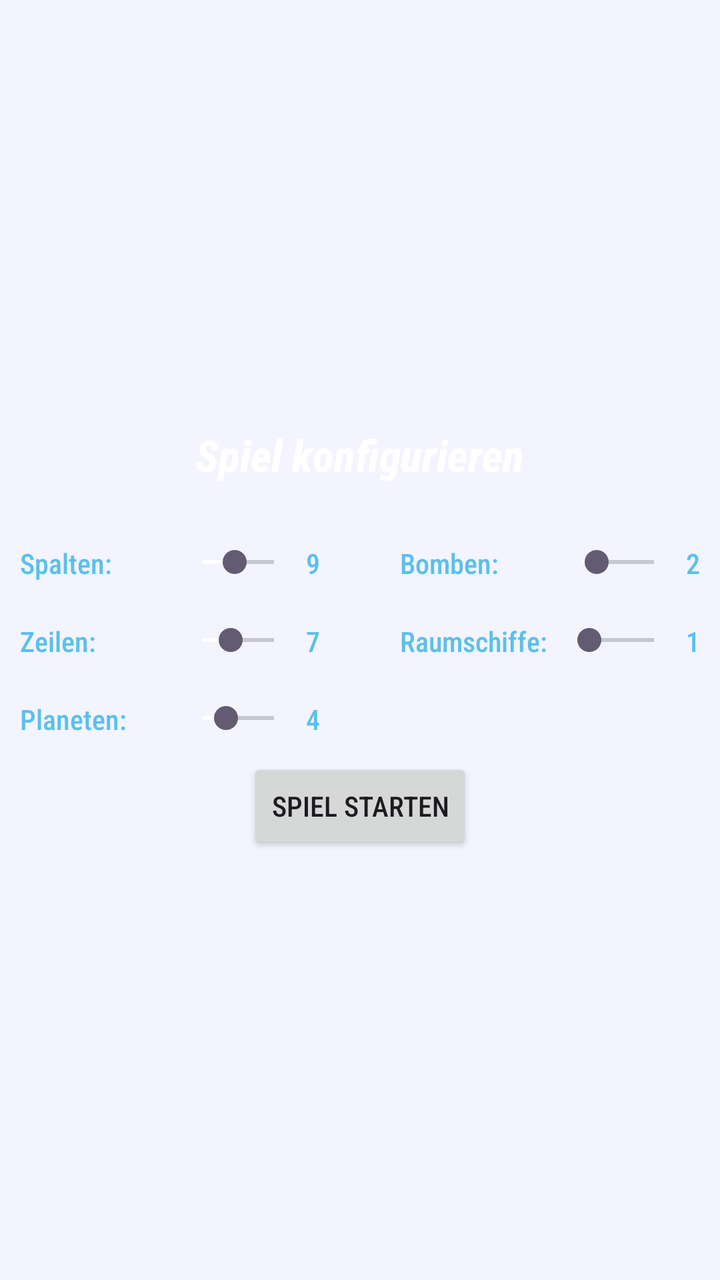
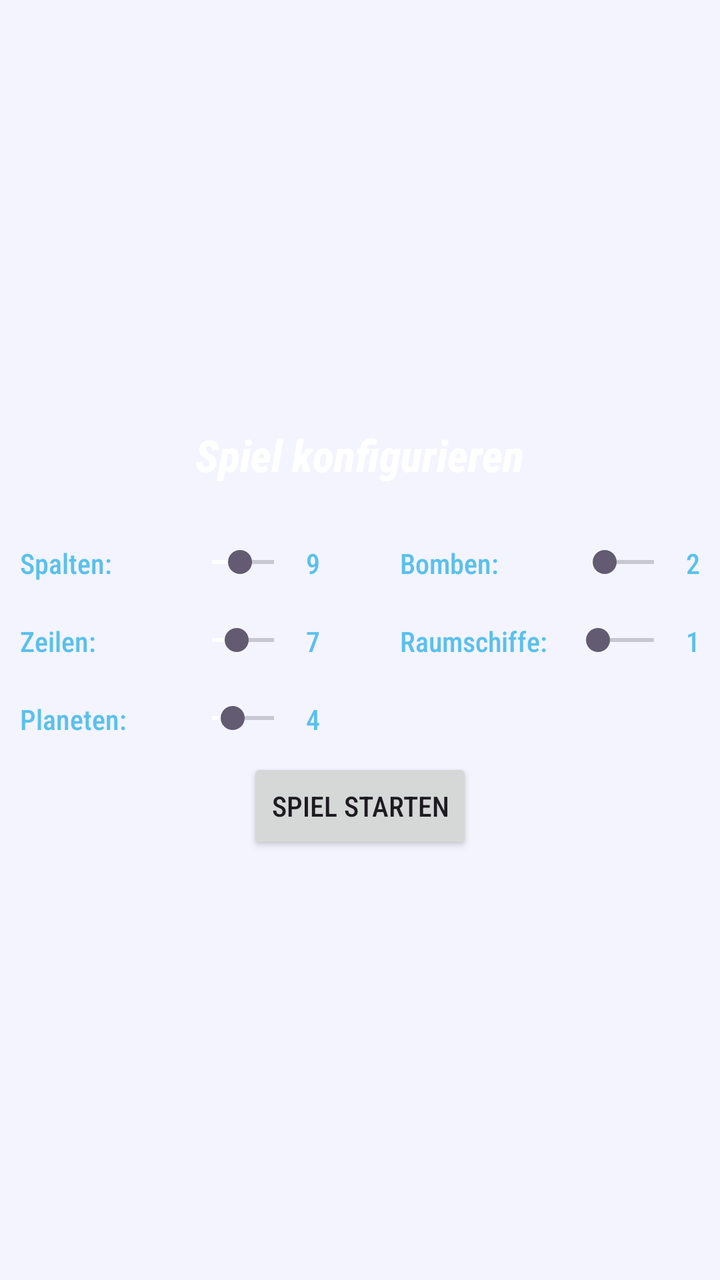

Before-and-after screenshots of an Android layout around one commit, followed by the original layout XML and the change that was made.
<!-- AndroidManifest.xml: application theme Theme.Galactica -->
<!-- res/layout/view_multiplayer_lobby_host.xml -->
<?xml version="1.0" encoding="utf-8"?>
<LinearLayout xmlns:android="http://schemas.android.com/apk/res/android"
    android:layout_width="wrap_content"
    android:layout_height="wrap_content"
    android:layout_marginEnd="20dp"
    android:background="@color/transparent_space_glow"
    android:gravity="center"
    android:minWidth="500dp"
    android:orientation="vertical"
    android:padding="10dp">

        <TextView
            android:id="@+id/testConnectionText"
            android:layout_width="wrap_content"
            android:layout_height="wrap_content"
            android:fontFamily="sans-serif-condensed-medium"
            android:text="Spiel konfigurieren"
            android:textAppearance="@style/TextAppearance.AppCompat.Large"
            android:textColor="@color/white"
            android:textStyle="bold|italic" />

        <Space
            android:layout_width="match_parent"
            android:layout_height="20dp" />

        <LinearLayout
            android:layout_width="match_parent"
            android:layout_height="wrap_content"
            android:layout_gravity="top"
            android:orientation="horizontal">

            <LinearLayout
                android:layout_width="wrap_content"
                android:layout_height="wrap_content"
                android:layout_weight="1"
                android:orientation="vertical">

                <LinearLayout
                    android:layout_width="match_parent"
                    android:layout_height="wrap_content"
                    android:layout_marginVertical="10dp"
                    android:orientation="horizontal">

                    <TextView
                        android:layout_width="75dp"
                        android:layout_height="wrap_content"
                        android:text="Spalten:"
                        android:textColor="@color/space_glow" />

                    <SeekBar
                        android:id="@+id/seek_cols"
                        android:layout_width="0dp"
                        android:layout_height="wrap_content"
                        android:layout_weight="1"
                        android:max="15"
                        android:min="4"
                        android:minWidth="80dp"
                        android:progress="9"
                        android:progressTint="#FFFFFF" />

                    <TextView
                        android:id="@+id/cols_text"
                        android:layout_width="wrap_content"
                        android:layout_height="wrap_content"
                        android:text="9"
                        android:textColor="@color/space_glow" />
                </LinearLayout>

                <LinearLayout
                    android:layout_width="match_parent"
                    android:layout_height="wrap_content"
                    android:layout_marginVertical="10dp"
                    android:orientation="horizontal">

                    <TextView
                        android:layout_width="75dp"
                        android:layout_height="wrap_content"
                        android:text="Zeilen:"
                        android:textColor="@color/space_glow" />

                    <SeekBar
                        android:id="@+id/seek_rows"
                        android:layout_width="0dp"
                        android:layout_height="wrap_content"
                        android:layout_weight="1"
                        android:max="13"
                        android:min="3"
                        android:minWidth="80dp"
                        android:progress="7"
                        android:progressTint="#FFFFFF" />

                    <TextView
                        android:id="@+id/rows_text"
                        android:layout_width="wrap_content"
                        android:layout_height="wrap_content"
                        android:text="7"
                        android:textColor="@color/space_glow" />
                </LinearLayout>

                <LinearLayout
                    android:layout_width="match_parent"
                    android:layout_height="wrap_content"
                    android:layout_marginVertical="10dp"
                    android:orientation="horizontal">

                    <TextView
                        android:layout_width="75dp"
                        android:layout_height="wrap_content"
                        android:text="Planeten:"
                        android:textColor="@color/space_glow" />

                    <SeekBar
                        android:id="@+id/seek_planets"
                        android:layout_width="0dp"
                        android:layout_height="wrap_content"
                        android:layout_weight="1"
                        android:max="10"
                        android:min="1"
                        android:minWidth="80dp"
                        android:progress="4"
                        android:progressTint="#FFFFFF" />

                    <TextView
                        android:id="@+id/my_planets"
                        android:layout_width="wrap_content"
                        android:layout_height="wrap_content"
                        android:text="4"
                        android:textColor="@color/space_glow" />
                </LinearLayout>

            </LinearLayout>

            <Space
                android:layout_width="40dp"
                android:layout_height="wrap_content">
            </Space>

            <LinearLayout
                android:layout_width="wrap_content"
                android:layout_height="wrap_content"
                android:layout_weight="1"
                android:orientation="vertical">

                <LinearLayout
                    android:layout_width="match_parent"
                    android:layout_height="wrap_content"
                    android:layout_marginVertical="10dp"
                    android:orientation="horizontal">

                    <TextView
                        android:layout_width="75dp"
                        android:layout_height="wrap_content"
                        android:text="Bomben:"
                        android:textColor="@color/space_glow" />

                    <SeekBar
                        android:id="@+id/seek_bombs"
                        android:layout_width="0dp"
                        android:layout_height="wrap_content"
                        android:layout_weight="1"
                        android:max="10"
                        android:min="0"
                        android:minWidth="80dp"
                        android:progress="2"
                        android:progressTint="#FFFFFF" />

                    <TextView
                        android:id="@+id/bombs_text"
                        android:layout_width="wrap_content"
                        android:layout_height="wrap_content"
                        android:text="2"
                        android:textColor="@color/space_glow" />
                </LinearLayout>

                <LinearLayout
                    android:layout_width="match_parent"
                    android:layout_height="wrap_content"
                    android:layout_marginVertical="10dp"
                    android:orientation="horizontal">

                    <TextView
                        android:layout_width="75dp"
                        android:layout_height="wrap_content"
                        android:text="Raumschiffe:"
                        android:textColor="@color/space_glow" />

                    <SeekBar
                        android:id="@+id/seek_rocketships"
                        android:layout_width="0dp"
                        android:layout_height="wrap_content"
                        android:layout_weight="1"
                        android:max="10"
                        android:min="0"
                        android:minWidth="80dp"
                        android:progress="1"
                        android:progressTint="#FFFFFF" />

                    <TextView
                        android:id="@+id/rocketships_text"
                        android:layout_width="wrap_content"
                        android:layout_height="wrap_content"
                        android:text="1"
                        android:textColor="@color/space_glow" />
                </LinearLayout>

            </LinearLayout>
        </LinearLayout>
    <Button
        android:id="@+id/start_host_lobby_button"
        style="@android:style/Widget.Material.Button"
        android:layout_width="wrap_content"
        android:layout_height="wrap_content"
        android:text="Spiel STARTEN" />
</LinearLayout>
<!-- resources referenced by this layout -->
<resources>
  <color name="space_glow">#5BC0EB</color>
  <color name="transparent_space_glow">#1A97D6F0</color>
  <color name="white">#FFFFFFFF</color>
  <style name="Theme.Galactica" parent="Base.Theme.Galactica" />
  <style name="Base.Theme.Galactica" parent="Theme.Material3.Light.NoActionBar">
          <item name="android:forceDarkAllowed">false</item>
          
          <item name="materialButtonStyle">@style/GalacticaButton</item>
  
          
          <item name="materialButtonOutlinedStyle">@style/GalacticaButton.Outlined</item>
  
          
          <item name="textAppearanceBodyLarge">@style/TextAppearance.Galactica.Body</item>
          <item name="fontFamily">sans-serif-condensed-medium</item>
  
          
      </style>
  <style name="GalacticaButton" parent="Widget.Material3.Button">
          <item name="backgroundTint">@color/space_glow</item>
          <item name="android:textColor">@color/white</item>
          <item name="cornerRadius">8dp</item>
          <item name="android:textStyle">bold</item>
          
          <item name="android:minHeight">52dp</item>
          <item name="android:insetTop">2dp</item>
          <item name="android:insetBottom">2dp</item>
          <item name="android:insetLeft">2dp</item>
          <item name="android:insetRight">2dp</item>
          <item name="android:letterSpacing">0.03</item>
      </style>
  <style name="GalacticaButton.Outlined" parent="Widget.Material3.Button.OutlinedButton">
          <item name="strokeColor">@color/space_glow</item>
          <item name="strokeWidth">2dp</item>
          <item name="cornerRadius">2dp</item>
          <item name="android:textColor">@color/white</item>
          <item name="android:minHeight">52dp</item>
      </style>
  <style name="TextAppearance.Galactica.Body" parent="TextAppearance.Material3.BodyLarge">
          <item name="android:textColor">@color/white</item>
      </style>
</resources>

<!-- the commit's change to res/layout/view_multiplayer_lobby_host.xml (unified diff, before → after) -->
@@ -42,7 +42,7 @@
                     android:orientation="horizontal">
 
                     <TextView
-                        android:layout_width="75dp"
+                        android:layout_width="80dp"
                         android:layout_height="wrap_content"
                         android:text="Spalten:"
                         android:textColor="@color/space_glow" />
@@ -73,7 +73,7 @@
                     android:orientation="horizontal">
 
                     <TextView
-                        android:layout_width="75dp"
+                        android:layout_width="80dp"
                         android:layout_height="wrap_content"
                         android:text="Zeilen:"
                         android:textColor="@color/space_glow" />
@@ -104,7 +104,7 @@
                     android:orientation="horizontal">
 
                     <TextView
-                        android:layout_width="75dp"
+                        android:layout_width="80dp"
                         android:layout_height="wrap_content"
                         android:text="Planeten:"
                         android:textColor="@color/space_glow" />
@@ -148,7 +148,7 @@
                     android:orientation="horizontal">
 
                     <TextView
-                        android:layout_width="75dp"
+                        android:layout_width="80dp"
                         android:layout_height="wrap_content"
                         android:text="Bomben:"
                         android:textColor="@color/space_glow" />
@@ -179,7 +179,7 @@
                     android:orientation="horizontal">
 
                     <TextView
-                        android:layout_width="75dp"
+                        android:layout_width="80dp"
                         android:layout_height="wrap_content"
                         android:text="Raumschiffe:"
                         android:textColor="@color/space_glow" />
